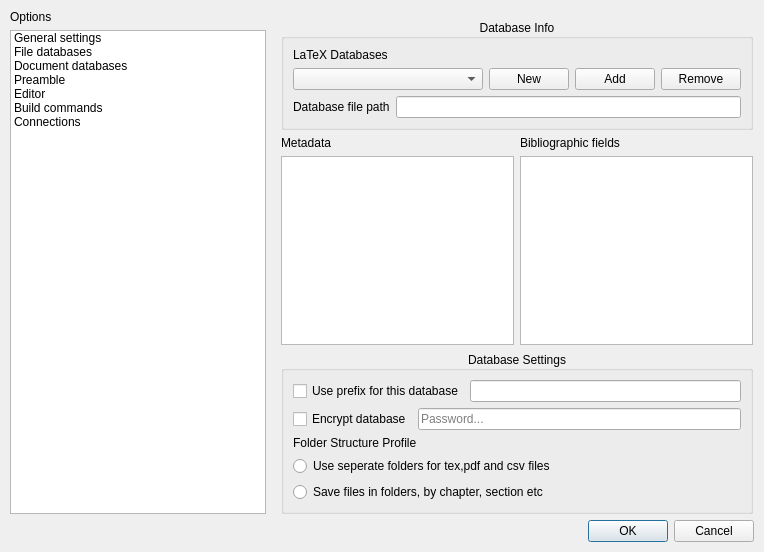
CSMathematics/DataTex, file datatex/paths.ui: the form before one commit.
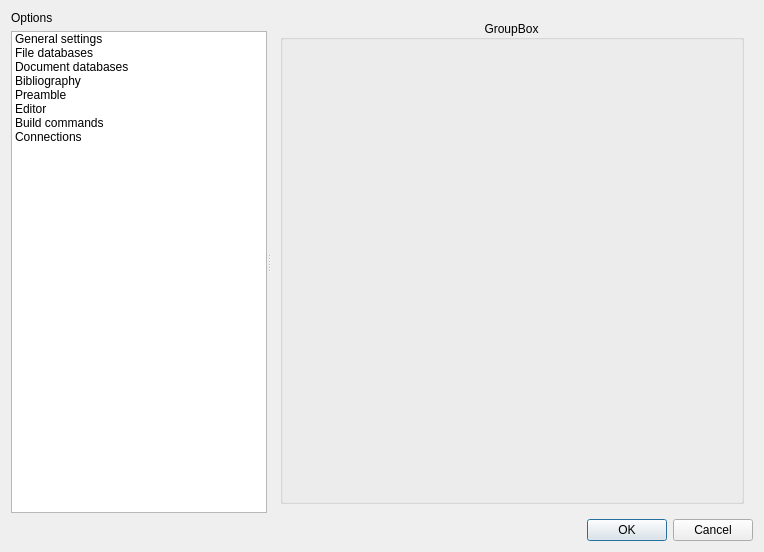
The form after the commit. Icons and pictures are not drawn. Custom widgets are drawn as their Qt base class.

```diff
--- a/datatex/paths.ui
+++ b/datatex/paths.ui
@@ -17,20 +17,22 @@
    <iconset>
     <normaloff>:/images/settingspath.png</normaloff>:/images/settingspath.png</iconset>
   </property>
-  <layout class="QGridLayout" name="gridLayout">
-   <property name="leftMargin">
-    <number>10</number>
-   </property>
-   <property name="topMargin">
-    <number>10</number>
-   </property>
-   <property name="rightMargin">
-    <number>10</number>
-   </property>
-   <property name="bottomMargin">
-    <number>10</number>
-   </property>
-   <item row="1" column="0">
+  <layout class="QGridLayout" name="gridLayout_8">
+   <item row="0" column="0">
+    <widget class="QSplitter" name="splitter">
+     <property name="orientation">
+      <enum>Qt::Horizontal</enum>
+     </property>
+     <widget class="QWidget" name="">
+      <layout class="QVBoxLayout" name="verticalLayout_8">
+       <item>
+        <widget class="QLabel" name="label_9">
+         <property name="text">
+          <string>Options</string>
+         </property>
+        </widget>
+       </item>
+       <item>
     <widget class="QListWidget" name="ListOfSettings">
      <property name="sizePolicy">
       <sizepolicy hsizetype="Fixed" vsizetype="Expanding">
@@ -65,6 +67,15 @@
         <normaloff>:/images/pdf.svg</normaloff>:/images/pdf.svg</iconset>
       </property>
      </item>
+         <item>
+          <property name="text">
+           <string>Bibliography</string>
+          </property>
+          <property name="icon">
+           <iconset resource="../images.qrc">
+            <normaloff>:/images/address-book-new.svg</normaloff>:/images/address-book-new.svg</iconset>
+          </property>
+         </item>
      <item>
       <property name="text">
        <string>Preamble</string>
@@ -103,10 +114,11 @@
      </item>
     </widget>
    </item>
-   <item row="0" column="1" rowspan="2" colspan="4">
+      </layout>
+     </widget>
     <widget class="QStackedWidget" name="stackedWidget">
      <property name="currentIndex">
-      <number>1</number>
+       <number>3</number>
      </property>
      <widget class="QWidget" name="page">
       <layout class="QGridLayout" name="gridLayout_7">
@@ -709,6 +721,20 @@
        </item>
       </layout>
      </widget>
+      <widget class="QWidget" name="page_7">
+       <layout class="QGridLayout" name="gridLayout">
+        <item row="0" column="0">
+         <widget class="QGroupBox" name="groupBox_10">
+          <property name="title">
+           <string>GroupBox</string>
+          </property>
+          <property name="alignment">
+           <set>Qt::AlignCenter</set>
+          </property>
+         </widget>
+        </item>
+       </layout>
+      </widget>
      <widget class="QWidget" name="page_4">
       <layout class="QGridLayout" name="gridLayout_3">
        <property name="rightMargin">
@@ -1079,15 +1105,9 @@
      </widget>
      <widget class="QWidget" name="page_5"/>
     </widget>
-   </item>
-   <item row="0" column="0">
-    <widget class="QLabel" name="label_9">
-     <property name="text">
-      <string>Options</string>
-     </property>
     </widget>
    </item>
-   <item row="2" column="0" colspan="5">
+   <item row="1" column="0">
     <widget class="QDialogButtonBox" name="buttonBox">
      <property name="standardButtons">
       <set>QDialogButtonBox::Cancel|QDialogButtonBox::Ok</set>
```
Lines whose indentation alone changed are shown as unchanged.
